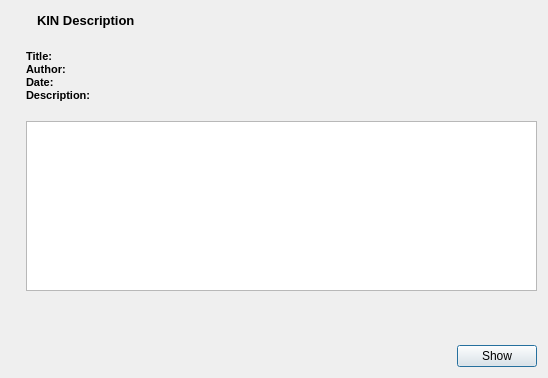
Above: starviewer/src/core/keyimagenotedisplayerbase.ui from starviewer-medical/starviewer before the change. Below: the same form after it.
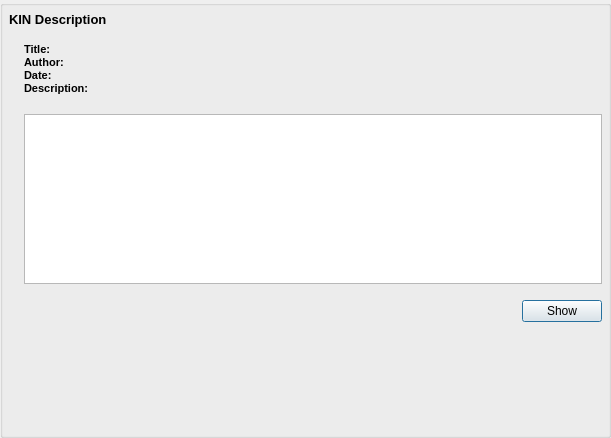
That is the form after the change. Icons and pictures are not drawn. Custom widgets are drawn as their Qt base class.

What changed in the file:
```diff
--- a/starviewer/src/core/keyimagenotedisplayerbase.ui
+++ b/starviewer/src/core/keyimagenotedisplayerbase.ui
@@ -6,41 +6,28 @@
    <rect>
     <x>0</x>
     <y>0</y>
-    <width>548</width>
-    <height>378</height>
+    <width>611</width>
+    <height>438</height>
    </rect>
   </property>
   <property name="windowTitle">
    <string>Form</string>
   </property>
+  <layout class="QVBoxLayout" name="verticalLayout_5">
+   <property name="margin">
+    <number>0</number>
+   </property>
+   <item>
+    <widget class="QGroupBox" name="groupBox">
+     <property name="title">
+      <string/>
+     </property>
   <layout class="QVBoxLayout" name="verticalLayout_4">
+      <property name="margin">
+       <number>6</number>
+      </property>
    <item>
     <layout class="QHBoxLayout" name="horizontalLayout_5">
-     <item>
-      <widget class="QLabel" name="label">
-       <property name="minimumSize">
-        <size>
-         <width>20</width>
-         <height>20</height>
-        </size>
-       </property>
-       <property name="maximumSize">
-        <size>
-         <width>20</width>
-         <height>20</height>
-        </size>
-       </property>
-       <property name="text">
-        <string/>
-       </property>
-       <property name="pixmap">
-        <pixmap resource="../main/main.qrc">:/images/kin.png</pixmap>
-       </property>
-       <property name="scaledContents">
-        <bool>true</bool>
-       </property>
-      </widget>
-     </item>
      <item>
       <widget class="QLabel" name="m_kinIdentifier">
        <property name="sizePolicy">
@@ -80,7 +67,7 @@
      <property name="sizeHint" stdset="0">
       <size>
        <width>20</width>
-       <height>13</height>
+          <height>10</height>
       </size>
      </property>
     </spacer>
@@ -348,12 +335,12 @@
       <enum>Qt::Vertical</enum>
      </property>
      <property name="sizeType">
-      <enum>QSizePolicy::Expanding</enum>
+         <enum>QSizePolicy::Fixed</enum>
      </property>
      <property name="sizeHint" stdset="0">
       <size>
-       <width>20</width>
-       <height>0</height>
+          <width>10</width>
+          <height>10</height>
       </size>
      </property>
     </spacer>
@@ -398,6 +385,22 @@
      </item>
     </layout>
    </item>
+      <item>
+       <spacer name="verticalSpacer_2">
+        <property name="orientation">
+         <enum>Qt::Vertical</enum>
+        </property>
+        <property name="sizeHint" stdset="0">
+         <size>
+          <width>20</width>
+          <height>52</height>
+         </size>
+        </property>
+       </spacer>
+      </item>
+     </layout>
+    </widget>
+   </item>
   </layout>
  </widget>
  <customwidgets>
```
Left out of the diff: 1 changed line with no effect on the pictures. Lines whose indentation alone changed are shown as unchanged.
